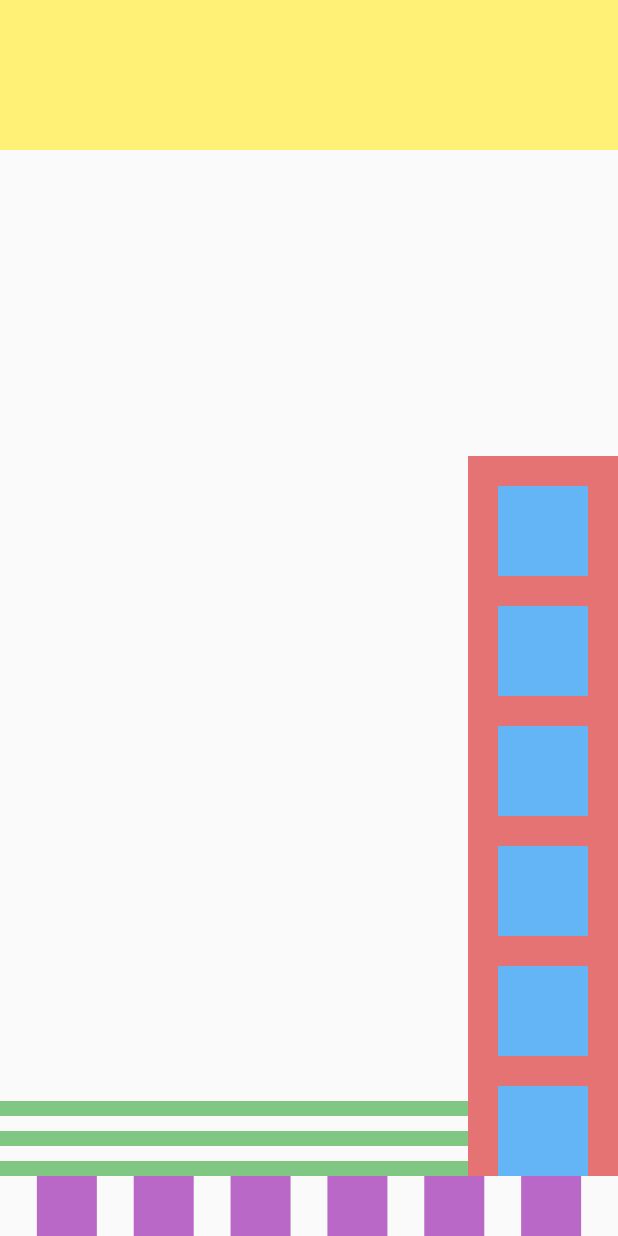
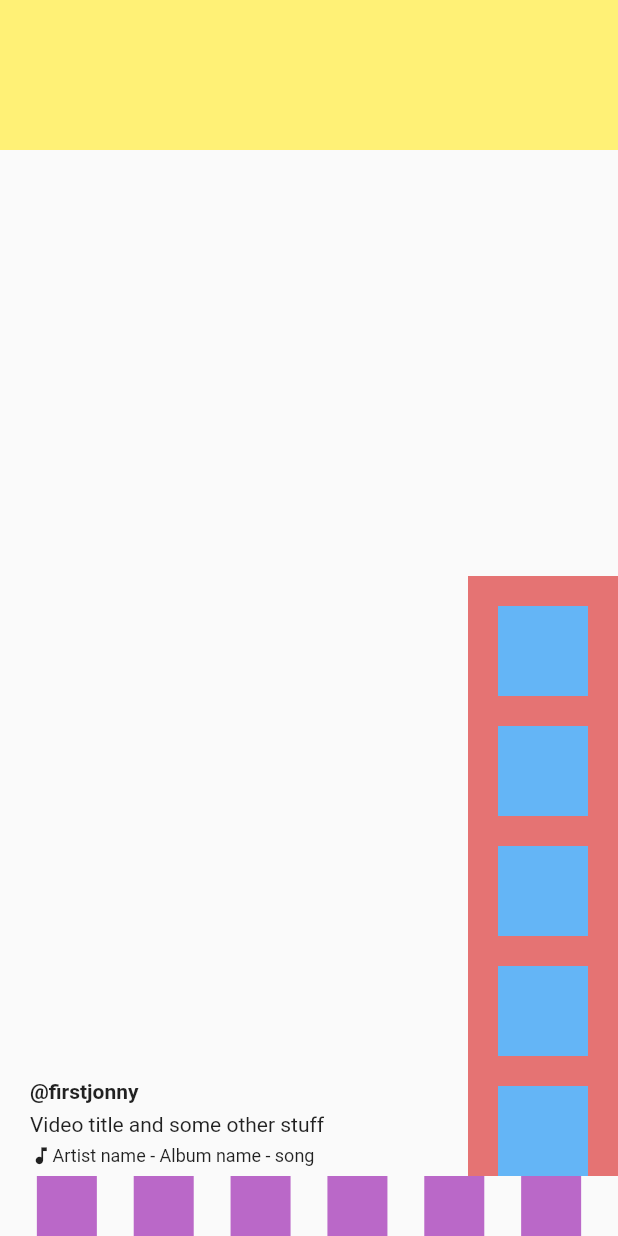
Before and after one commit to sitais/uex, a Flutter app: the screen it shows after launch, on a phone screen of 412 x 824 dp. Run offline on Flutter 3.47's test engine with Material 2 defaults, Android fonts, the phone set to English and light mode, and no system bars.

Commit message:
Text, Icon, Reversion
Added text and icon bottom of main widget. Reverted changes that didn't work out

```diff
--- a/lib/widgets/actions_toolbar.dart
+++ b/lib/widgets/actions_toolbar.dart
@@ -9,7 +9,7 @@
       child: Column(
         mainAxisSize: MainAxisSize.min,
         children: List<Widget>.generate(
-            6,
+            5,
             (index) => Container(
                 width: 60,
                 height: 60,
--- a/lib/widgets/video_description.dart
+++ b/lib/widgets/video_description.dart
@@ -4,23 +4,24 @@
   @override
   Widget build(BuildContext context) {
     return Expanded(
-      child: Column(
-          mainAxisSize: MainAxisSize.min,
-          crossAxisAlignment: CrossAxisAlignment.start,
-          children: <Widget>[
-            Container(
-                height: 10.0,
-                color: Colors.green[300],
-                margin: EdgeInsets.only(top: 10)),
-            Container(
-                height: 10.0,
-                color: Colors.green[300],
-                margin: EdgeInsets.only(top: 10)),
-            Container(
-                height: 10.0,
-                color: Colors.green[300],
-                margin: EdgeInsets.only(top: 10))
-          ]),
-    );
+        child: Container(
+            height: 70.0,
+            padding: EdgeInsets.only(left: 20.0),
+            child: Column(
+                mainAxisSize: MainAxisSize.min,
+                mainAxisAlignment: MainAxisAlignment.spaceEvenly,
+                crossAxisAlignment: CrossAxisAlignment.start,
+                children: <Widget>[
+                  Text(
+                    '@firstjonny',
+                    style: TextStyle(fontWeight: FontWeight.bold),
+                  ),
+                  Text('Video title and some other stuff'),
+                  Row(children: [
+                    Icon(Icons.music_note, size: 15.0),
+                    Text('Artist name - Album name - song',
+                        style: TextStyle(fontSize: 12.0))
+                  ]),
+                ])));
   }
 }
```
